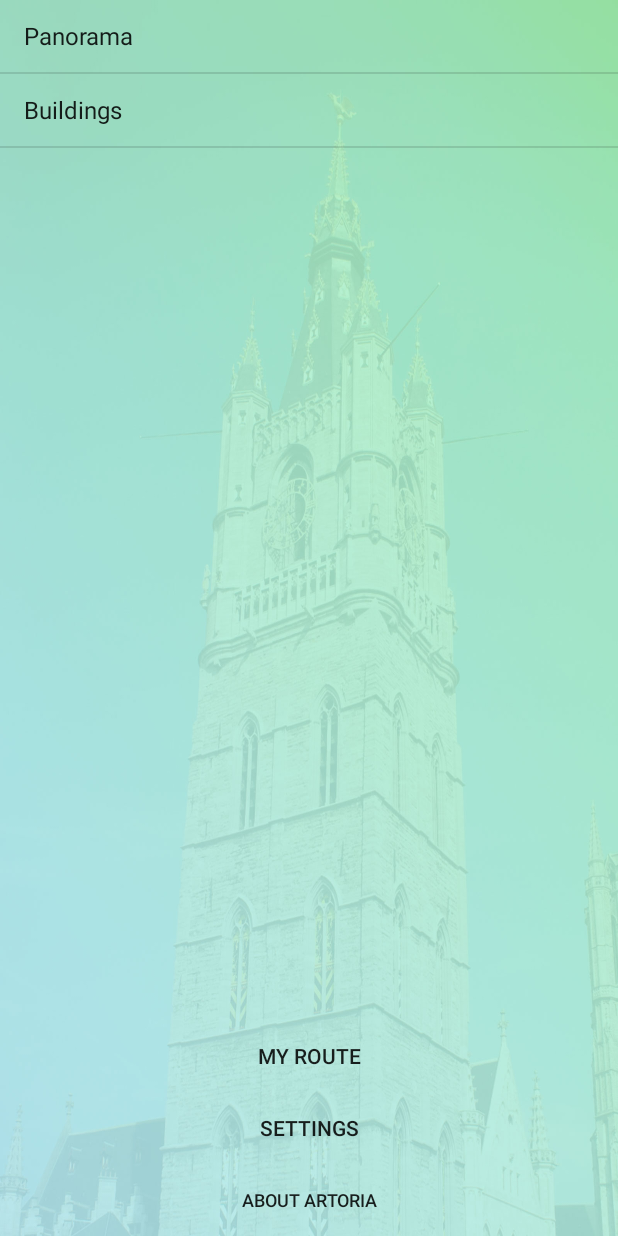
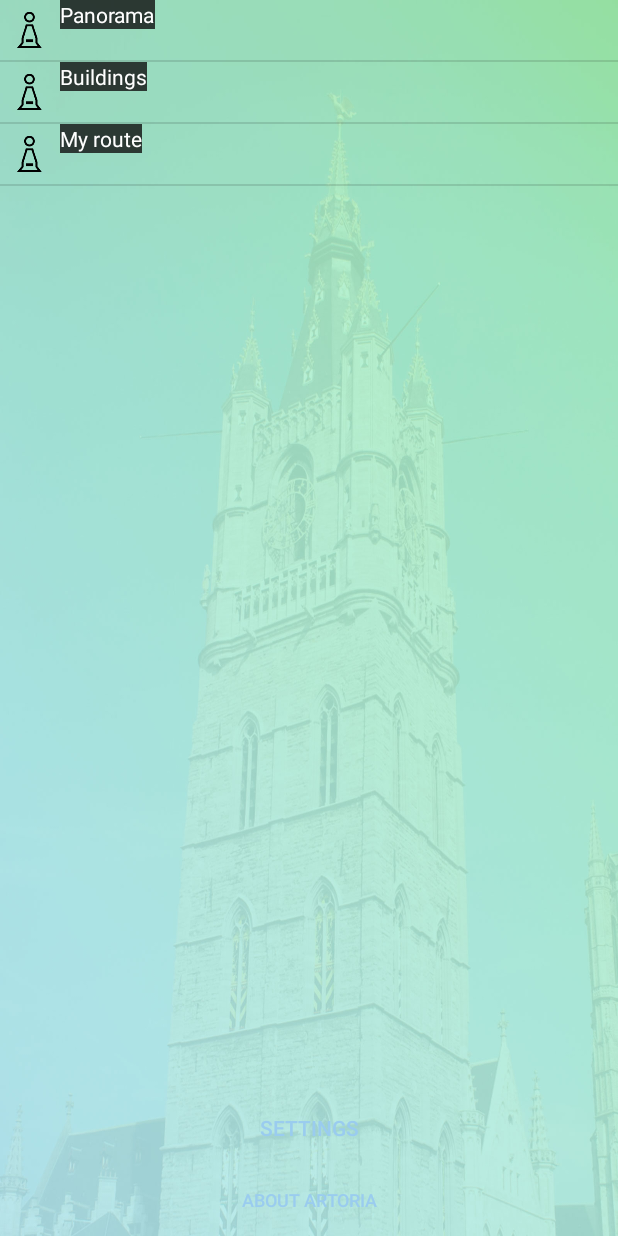
Before and after one commit to oSoc14/Artoria, an Android app: the MainActivity screen opened directly, with no data from a screen before it, on a phone screen of 412 x 824 dp. Run offline under Robolectric (Android 15) with nearby library versions, the phone set to English and light mode, and no system bars; Roboto replaces fonts that are not available here; 2 statements that could not run were skipped.

Commit message:
Design of main menu #52

```diff
--- a/app/src/main/AndroidManifest.xml
+++ b/app/src/main/AndroidManifest.xml
@@ -44,6 +44,7 @@
         </activity>
         <activity
             android:name=".activities.MainActivity"
+            android:theme="@style/LaunchTheme"
             android:label="@string/title_activity_main" >
         </activity>
         <activity
--- a/app/src/main/java/be/artoria/belfortapp/activities/MainActivity.java
+++ b/app/src/main/java/be/artoria/belfortapp/activities/MainActivity.java
@@ -5,6 +5,7 @@ import android.app.FragmentManager;
 import android.app.FragmentTransaction;
 import android.content.Context;
 import android.content.Intent;
+import android.graphics.drawable.Drawable;
 import android.hardware.Sensor;
 import android.hardware.SensorManager;
 import android.net.Uri;
@@ -28,6 +29,8 @@ import org.apache.http.HttpResponse;
 import org.apache.http.client.methods.HttpGet;
 import org.apache.http.impl.client.DefaultHttpClient;
 
+import be.artoria.belfortapp.app.adapters.DescriptionRow;
+import be.artoria.belfortapp.app.adapters.MainAdapter;
 import be.artoria.belfortapp.fragments.MapFragment;
 import be.artoria.belfortapp.mixare.MixView;
 
@@ -35,6 +38,7 @@ import java.io.BufferedReader;
 import java.io.InputStream;
 import java.io.InputStreamReader;
 import java.sql.SQLException;
+import java.util.ArrayList;
 import java.util.List;
 
 import be.artoria.belfortapp.R;
@@ -43,7 +47,7 @@ import be.artoria.belfortapp.app.POI;
 import be.artoria.belfortapp.app.PrefUtils;
 
 public class MainActivity extends BaseActivity {
-    ArrayAdapter<String> menuAdapter;
+    MainAdapter menuAdapter;
     private static String dataSetUrl;
 
     @Override
@@ -99,10 +103,20 @@ public class MainActivity extends BaseActivity {
         final ListView lstMenu = (ListView)findViewById(R.id.lstMenu);
         final Button btnSettings = (Button)findViewById(R.id.btnSettings);
         final Button btnAbout = (Button)findViewById(R.id.btnAbout);
-        final Button btnRoute = (Button)findViewById(R.id.btnRoute);
+        String[] strings = getResources().getStringArray(R.array.lstMenu);
+        Drawable[] drawables = new Drawable[]{
+                getResources().getDrawable((R.drawable.ic_monument)),
+                getResources().getDrawable((R.drawable.ic_monument)),
+                getResources().getDrawable((R.drawable.ic_monument)),
+        };
+        List<DescriptionRow> list = new ArrayList<DescriptionRow>();
+        for (int i = 0; i < strings.length; i++) {
+            list.add(new DescriptionRow(drawables[i],strings[i]));
+        }
 
 
-        menuAdapter = new ArrayAdapter<String>(this,android.R.layout.simple_list_item_1,getResources().getStringArray(R.array.lstMenu));
+
+        menuAdapter = new MainAdapter(this,R.layout.main_list_item,list);
         lstMenu.setAdapter(menuAdapter);
 
         lstMenu.setOnItemClickListener(new AdapterView.OnItemClickListener() {
@@ -126,6 +140,11 @@ public class MainActivity extends BaseActivity {
                         intent.putExtra(MonumentDetailActivity.ARG_ID, 1);
                         startActivity(intent);
                     break;
+                    /* The third item is my route */
+                    case 2:
+                        intent = new Intent(MainActivity.this,NewRouteActivity.class);
+                        startActivity(intent);
+                        break;
                 }
             }
 
@@ -151,14 +170,6 @@ public class MainActivity extends BaseActivity {
             }
         });
 
-        btnRoute.setOnClickListener(new View.OnClickListener() {
-            @Override
-            public void onClick(View view) {
-                /*Go to the route overview*/
-                final Intent i = new Intent(MainActivity.this,NewRouteActivity.class);
-                startActivity(i);
-            }
-        });
     }
 
     private boolean deviceSupported() {
--- a/app/src/main/java/be/artoria/belfortapp/activities/NewRouteActivity.java
+++ b/app/src/main/java/be/artoria/belfortapp/activities/NewRouteActivity.java
@@ -2,7 +2,6 @@ package be.artoria.belfortapp.activities;
 
 import android.content.Intent;
 import android.content.pm.ActivityInfo;
-import android.support.v7.app.ActionBarActivity;
 import android.os.Bundle;
 import android.view.Menu;
 import android.view.MenuItem;
@@ -16,7 +15,7 @@ import com.mobeta.android.dslv.DragSortController;
 import com.mobeta.android.dslv.DragSortListView;
 
 import be.artoria.belfortapp.R;
-import be.artoria.belfortapp.app.DragSortAdapter;
+import be.artoria.belfortapp.app.adapters.DragSortAdapter;
 import be.artoria.belfortapp.app.POI;
 import be.artoria.belfortapp.app.PrefUtils;
 import be.artoria.belfortapp.app.RouteManager;
--- a/app/src/main/java/be/artoria/belfortapp/app/DescriptionRow.java
+++ b/app/src/main/java/be/artoria/belfortapp/app/adapters/DescriptionRow.java
@@ -1,4 +1,4 @@
-package be.artoria.belfortapp.app;
+package be.artoria.belfortapp.app.adapters;
 
 import android.graphics.drawable.Drawable;
 
--- a/app/src/main/java/be/artoria/belfortapp/app/DragSortAdapter.java
+++ b/app/src/main/java/be/artoria/belfortapp/app/adapters/DragSortAdapter.java
@@ -1,4 +1,4 @@
-package be.artoria.belfortapp.app;
+package be.artoria.belfortapp.app.adapters;
 
 import android.app.Activity;
 import android.content.Context;
@@ -14,6 +14,7 @@ import android.widget.TextView;
 import java.util.List;
 
 import be.artoria.belfortapp.R;
+import be.artoria.belfortapp.app.POI;
 
 /**
  * Created by Laurens on 04/07/2014.
--- /dev/null
+++ b/app/src/main/java/be/artoria/belfortapp/app/adapters/MainAdapter.java
@@ -0,0 +1,55 @@
+package be.artoria.belfortapp.app.adapters;
+
+import android.app.Activity;
+import android.content.Context;
+import android.view.LayoutInflater;
+import android.view.View;
+import android.view.ViewGroup;
+import android.widget.ArrayAdapter;
+import android.widget.ImageView;
+import android.widget.TextView;
+
+import java.util.List;
+
+import be.artoria.belfortapp.R;
+
+/**
+ * Created by Laurens on 22/07/2014.
+ */
+public class MainAdapter extends ArrayAdapter<DescriptionRow> {
+    Context context;
+
+    public MainAdapter(Context context, int resourceId,
+                            List<DescriptionRow> items) {
+        super(context, resourceId, items);
+        this.context = context;
+    }
+
+    /*private view holder class*/
+    private class ViewHolder {
+        ImageView imageView;
+        TextView txtDesc;
+    }
+
+    public View getView(int position, View convertView, ViewGroup parent) {
+        ViewHolder holder = null;
+        DescriptionRow rowItem = getItem(position);
+
+        LayoutInflater mInflater = (LayoutInflater) context
+                .getSystemService(Activity.LAYOUT_INFLATER_SERVICE);
+        if (convertView == null) {
+            convertView = mInflater.inflate(R.layout.main_list_item, null);
+            holder = new ViewHolder();
+            holder.txtDesc = (TextView) convertView.findViewById(R.id.main_desc);
+            holder.imageView = (ImageView)convertView.findViewById(R.id.main_icon);
+            convertView.setTag(holder);
+        } else {
+            holder = (ViewHolder) convertView.getTag();
+        }
+
+        holder.txtDesc.setText(rowItem.description);
+        holder.imageView.setImageDrawable(rowItem.imageDescription);
+
+        return convertView;
+    }
+}
--- a/app/src/main/java/be/artoria/belfortapp/app/RouteDescAdapter.java
+++ b/app/src/main/java/be/artoria/belfortapp/app/adapters/RouteDescAdapter.java
@@ -1,4 +1,4 @@
-package be.artoria.belfortapp.app;
+package be.artoria.belfortapp.app.adapters;
 
 import android.app.Activity;
 import android.content.Context;
--- a/app/src/main/res/layout/activity_main.xml
+++ b/app/src/main/res/layout/activity_main.xml
@@ -12,16 +12,17 @@
         android:id="@+id/lstMenu"
         android:clickable="true" />
 
-    <Button android:layout_width="fill_parent"
+    <!--<Button android:layout_width="fill_parent"
         android:layout_height="wrap_content"
         android:text="@string/view_route"
         android:background="@null"
-        android:id="@+id/btnRoute"/>
+        android:id="@+id/btnRoute"/> -->
 
     <Button
         android:layout_width="fill_parent"
         android:layout_height="wrap_content"
         android:text="@string/settings"
+        android:textColor="@color/color2"
         android:background="@null"
         android:id="@+id/btnSettings"/>
 
@@ -30,6 +31,7 @@
         android:layout_height="wrap_content"
         android:textSize="@dimen/font_size_about"
         android:text="@string/about"
+        android:textColor="@color/color2"
         android:background="@null"
         android:id="@+id/btnAbout"/>
 </LinearLayout>
--- /dev/null
+++ b/app/src/main/res/layout/main_list_item.xml
@@ -0,0 +1,16 @@
+<?xml version="1.0" encoding="utf-8"?>
+<LinearLayout xmlns:android="http://schemas.android.com/apk/res/android"
+    android:layout_width="fill_parent"
+    android:layout_height="fill_parent" >
+    <ImageView
+        android:id="@+id/main_icon"
+        android:layout_width="wrap_content"
+        android:layout_height="wrap_content"/>
+
+    <TextView
+        android:id="@+id/main_desc"
+        android:layout_width="wrap_content"
+        android:textColor="@color/white"
+        android:background="#CC111111"
+        android:layout_height="wrap_content"/>
+</LinearLayout>
--- a/app/src/main/res/values/dimens.xml
+++ b/app/src/main/res/values/dimens.xml
@@ -3,5 +3,5 @@
     <dimen name="activity_horizontal_margin">16dp</dimen>
     <dimen name="activity_vertical_margin">16dp</dimen>
 
-    <dimen name="font_size_about">12dp</dimen>
+    <dimen name="font_size_about">12sp</dimen>
 </resources>
--- a/app/src/main/res/values/strings.xml
+++ b/app/src/main/res/values/strings.xml
@@ -28,6 +28,7 @@
     <string-array name="lstMenu">
         <item>Panorama</item>
         <item>Buildings</item>
+        <item>My route</item>
         <!-- Future dev ... -->
         <!--
         <item>4de verdieping</item>
```
Also changed, not shown: app/src/main/java/be/artoria/belfortapp/activities/MapActivity.java (+0 -53 lines), app/src/main/java/be/artoria/belfortapp/activities/RouteActivity.java (+1 -6 lines), app/src/main/java/be/artoria/belfortapp/fragments/MapFragment.java (+2 -5 lines), 2 other files.
